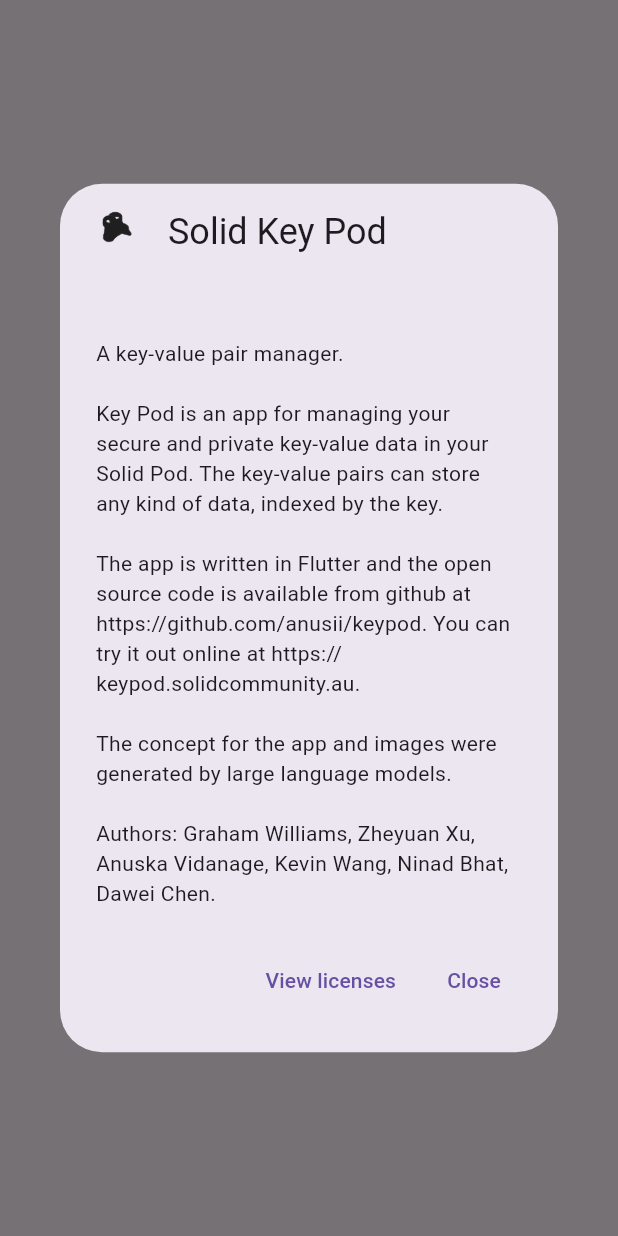
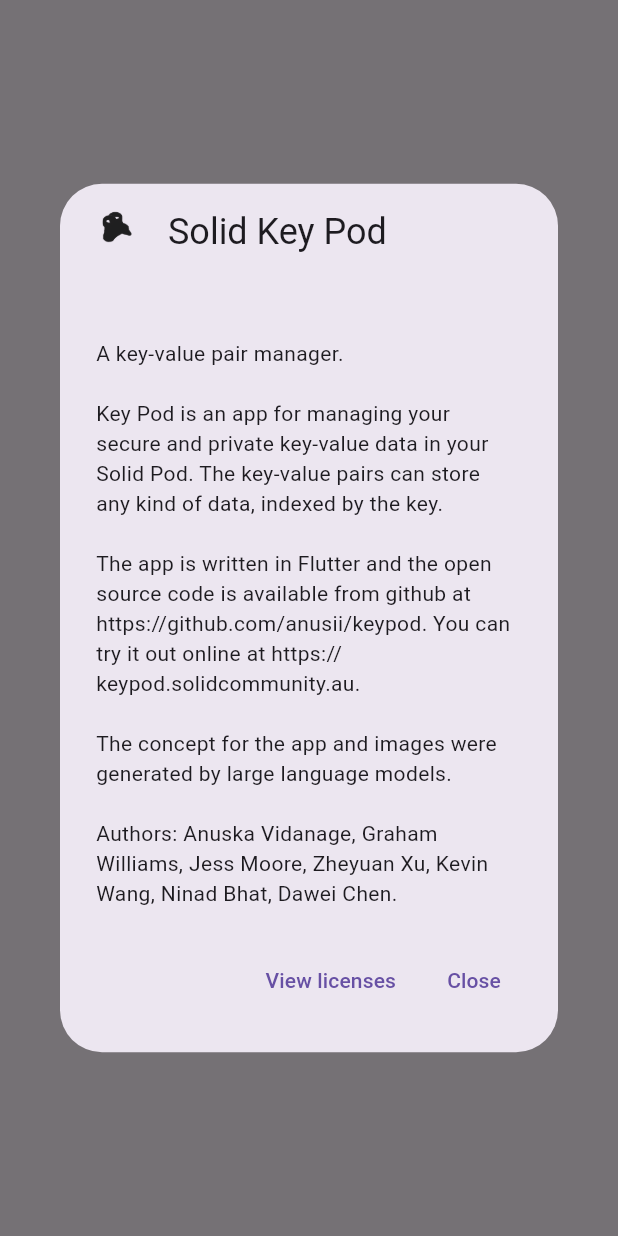
Before and after one commit to anusii/keypod, a Flutter app: what aboutDialog() shows on an empty page, opened directly, on a phone screen of 412 x 824 dp. Run offline on Flutter 3.47's test engine with Material 3 defaults, Android fonts, the phone set to English and light mode, and no system bars; our stand-ins replace universal_io; missing offline and left inert: editable, rdflib, solidpod, window_manager; statements that could not run were skipped.

Commit message:
Update authors in about.

```diff
--- a/lib/screens/about_dialog.dart
+++ b/lib/screens/about_dialog.dart
@@ -1,6 +1,6 @@
 /// about dialog for the app
 ///
-// Time-stamp: <Friday 2024-04-12 13:03:48 +1000 Graham Williams>
+// Time-stamp: <Friday 2024-05-10 11:02:33 +1000 Graham Williams>
 ///
 /// Copyright (C) 2024, Software Innovation Institute, ANU.
 ///
@@ -47,7 +47,7 @@ void aboutDialog(BuildContext context) {
           ' You can try it out online at https://keypod.solidcommunity.au.\n\n'
           'The concept for the app and images were generated by'
           ' large language models.\n\n'
-          'Authors: Graham Williams, Zheyuan Xu, Anuska Vidanage,'
+          'Authors: Anuska Vidanage, Graham Williams, Jess Moore, Zheyuan Xu,'
           ' Kevin Wang, Ninad Bhat, Dawei Chen.'),
     ],
   );
```
